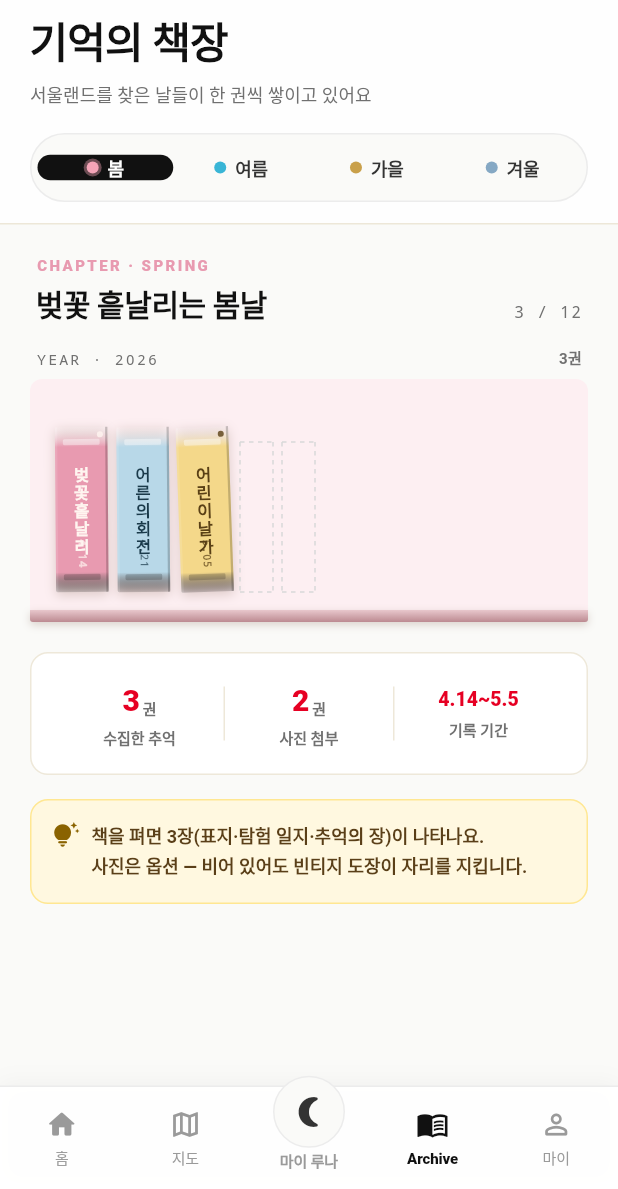
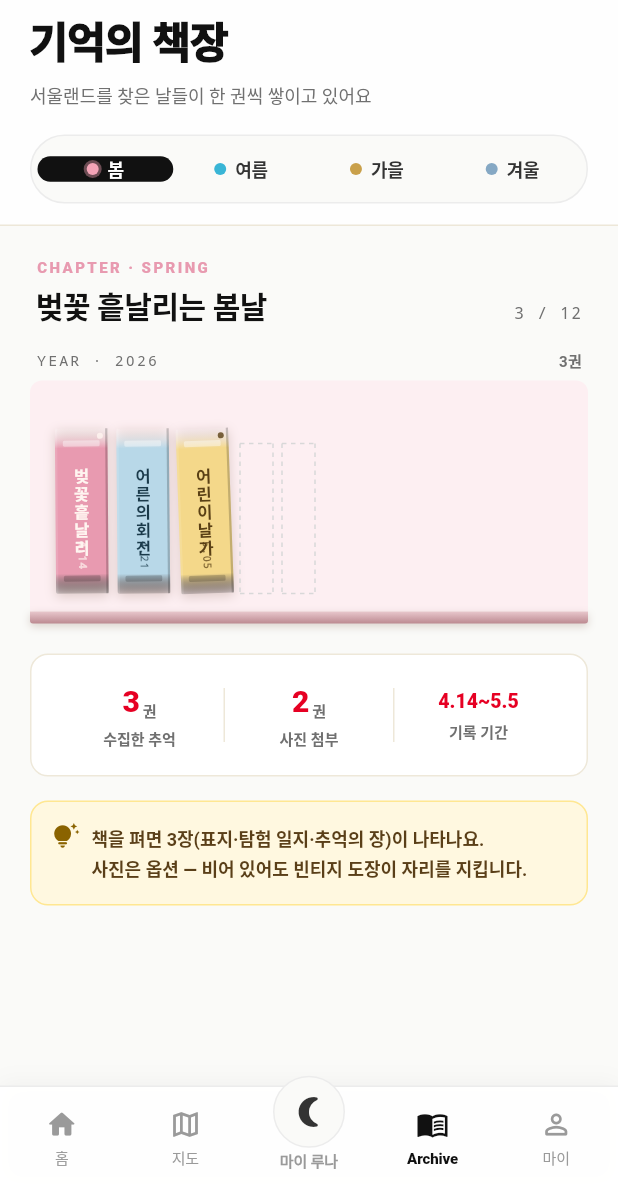
Before and after one commit to 202001381/retrace, a Flutter app: the MainScreen screen opened directly, item 4 of the bottom bar chosen, on a phone screen of 412 x 824 dp, the part 47-1236 px from its top. Run offline on Flutter 3.47's test engine with Material 3 defaults, Android fonts, the phone set to English and light mode, and no system bars; our stand-ins replace cloud_firestore, firebase_core, flutter_map, geolocator, image_picker, latlong2 and 1 more; accounts and stored records are empty.

Commit message:
Archive — DefaultTextStyle.merge w/ Korean sans fallback at screen root
이전 theme-level fontFamilyFallback fix 가 사용자 디바이스에 도달
못한 상황에서 archive 화면만으로도 fix 가 동작하도록 직접 박음.

추가:
- _kKoreanSansFallback 상수: ['Apple SD Gothic Neo', 'Noto Sans CJK KR',
  'Malgun Gothic', 'sans-serif']
- _serif() 헬퍼에 fontFamilyFallback: _kKoreanSansFallback 추가
- _ArchiveScreenState.build() 트리 최상위에 DefaultTextStyle.merge() 로
  같은 fallback 체인 inherit. 자식 위젯의 모든 Text 가 자기 style 에
  fontFamilyFallback 을 명시하지 않으면 이 체인을 받아옴.
  (TextStyle merge 규칙: child 미지정 필드는 parent default 에서 채움)

효과: theme 단 fontFamily 가 어떤 상태이든, macOS CoreText 가 한글
heavy weight 를 Apple Myungjo(명조) 로 매칭하는 fallback 경로가
차단됨. main 푸시 권한과 무관하게 이 브랜치 머지만으로 작동.

Verified: analyze 0 errors / test 61/61 pass.

```diff
--- a/lib/screens/archive_screen.dart
+++ b/lib/screens/archive_screen.dart
@@ -49,9 +49,20 @@ const Map<String, String> _kSeasonEng = {
   '겨울': 'WINTER',
 };
 
-/// 아카이브 본문 공용 텍스트 헬퍼 — theme default (Pretendard fallback system sans)
-/// 를 그대로 inherit. fontFamily 명시는 절대 금지 (기기에 번들 안 된 폰트 명시 →
-/// iOS 가 Times 류 세리프 폴백 골라 톤 깨짐).
+/// 아카이브 본문 공용 텍스트 헬퍼.
+///
+/// macOS CoreText 는 fontFamily 미지정 + 한글 + heavy weight (w800/w900)
+/// 조합에서 시스템 폰트 fallback 으로 'Apple Myungjo'(명조/세리프) 를
+/// 자동 매칭할 때가 있음. 이걸 차단하기 위해 sans-serif 한글 후보 체인을
+/// fontFamilyFallback 에 명시. fontFamily 자체는 null 로 두어 Latin 글리프는
+/// system default(SF Pro / Roboto)가 받도록 함.
+const List<String> _kKoreanSansFallback = [
+  'Apple SD Gothic Neo', // macOS / iOS 기본 한글 sans (w100~w900)
+  'Noto Sans CJK KR',    // Android / Linux
+  'Malgun Gothic',        // Windows
+  'sans-serif',           // Web CSS
+];
+
 TextStyle _serif({
   double size = 14,
   FontWeight weight = FontWeight.w500,
@@ -61,6 +72,7 @@ TextStyle _serif({
   FontStyle? style,
 }) =>
     TextStyle(
+      fontFamilyFallback: _kKoreanSansFallback,
       fontSize: size,
       fontWeight: weight,
       color: color,
@@ -300,7 +312,11 @@ class _ArchiveScreenState extends State<ArchiveScreen> {
         child: Center(child: CircularProgressIndicator(color: _Vintage.leather)),
       );
     }
-    return _ParchmentBackground(
+    // 모든 자식 Text 가 한글 sans 폴백 체인을 자동 inherit.
+    // (CoreText 가 명조로 fallback 시도하기 전에 이 체인을 먼저 시도하도록 강제)
+    return DefaultTextStyle.merge(
+      style: const TextStyle(fontFamilyFallback: _kKoreanSansFallback),
+      child: _ParchmentBackground(
       child: SafeArea(
         bottom: false,
         child: Column(
@@ -336,6 +352,7 @@ class _ArchiveScreenState extends State<ArchiveScreen> {
           ],
         ),
       ),
+    ),
     );
   }
 
```
